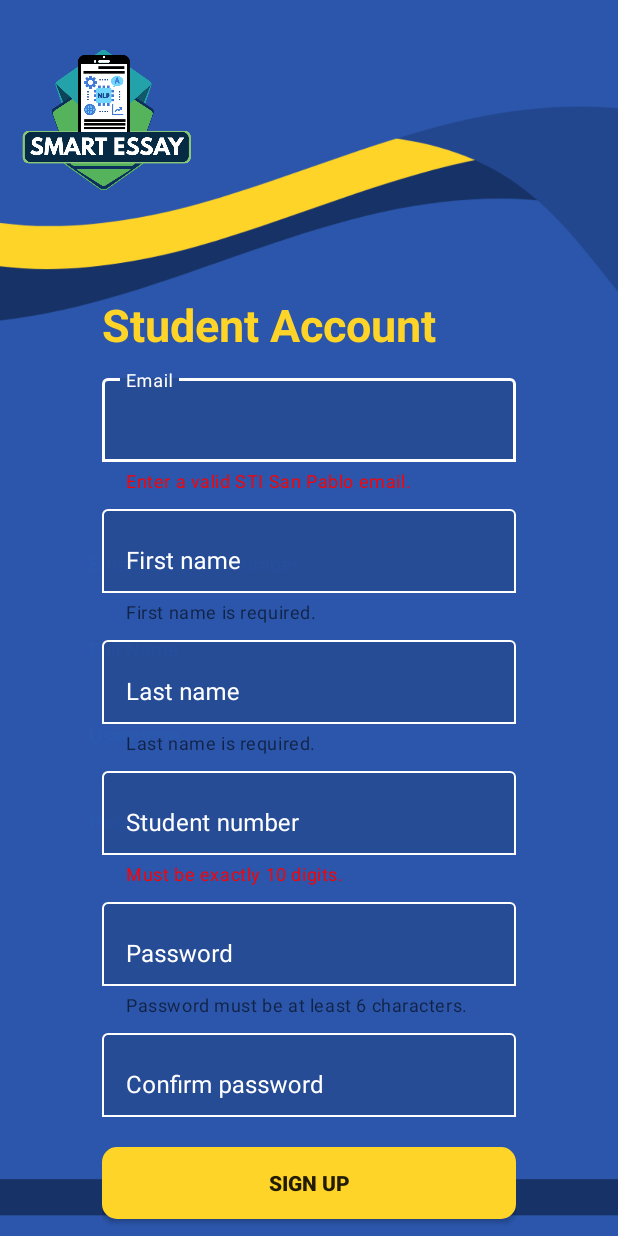
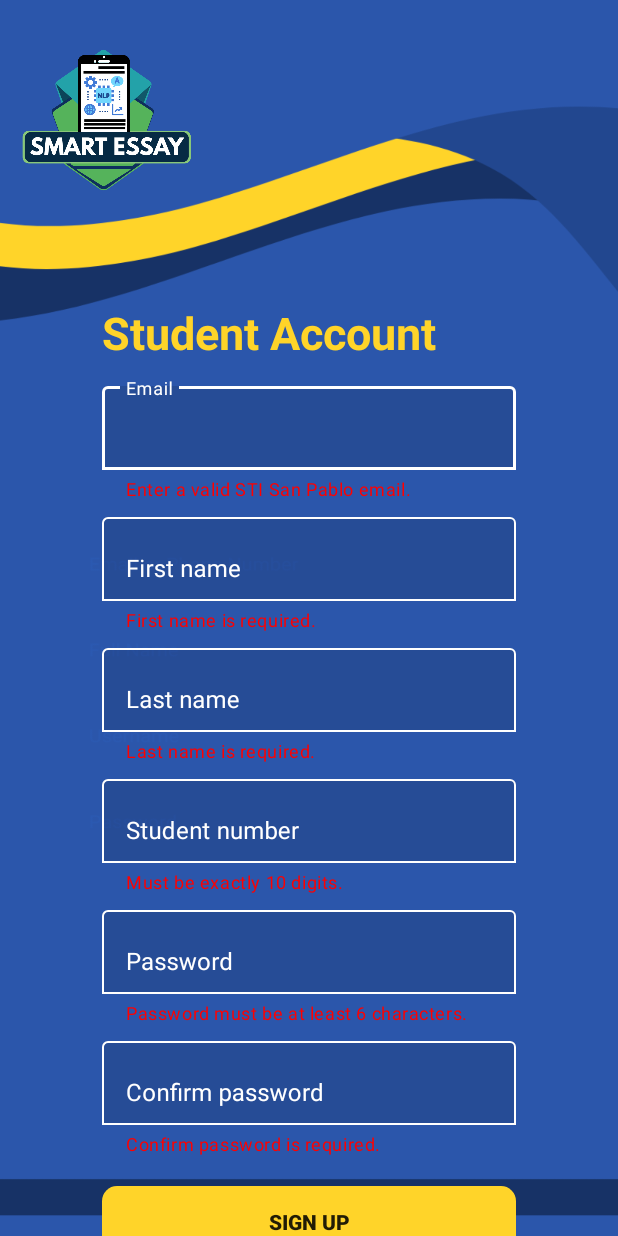
Before and after one commit to Jhonas028/SmartEssay, an Android app: the CreateStudentAcc screen opened directly, with no data from a screen before it, after a tap on "SIGN UP", on a phone screen of 412 x 824 dp. Run offline under Robolectric (Android 15) with nearby library versions, the phone set to English and light mode, and no system bars; Roboto replaces fonts that are not available here.

Commit message:
student side almost finish

```diff
--- a/app/src/main/java/com/example/smartessay/CreatingAccounts/CreateStudentAcc.java
+++ b/app/src/main/java/com/example/smartessay/CreatingAccounts/CreateStudentAcc.java
@@ -1,14 +1,20 @@
 package com.example.smartessay.CreatingAccounts;
 
+import android.content.Intent;
 import android.os.Bundle;
+import android.text.Editable;
+import android.text.TextWatcher;
 import android.util.Log;
+import android.view.View;
 import android.widget.Button;
 import android.widget.EditText;
 import android.widget.TextView;
+import android.widget.Toast;
 
 import androidx.activity.EdgeToEdge;
 import androidx.appcompat.app.AppCompatActivity;
 
+import com.example.smartessay.MainActivity;
 import com.example.smartessay.R;
 import com.google.android.material.textfield.TextInputLayout;
 
@@ -18,6 +24,7 @@ public class CreateStudentAcc extends AppCompatActivity {
     EditText emailET,fnameET,lnameET,snumET,passET,conpassET;
     TextInputLayout emailTV,fnameTV,lnameTV,snumTV,passTV,conpassTV;
     String email,fname,lname,stuNum,pass,confPass;
+    TextView logInTV;
 
     protected void onCreate(Bundle savedInstanceState) {
         super.onCreate(savedInstanceState);
@@ -36,7 +43,8 @@ public class CreateStudentAcc extends AppCompatActivity {
         passET = findViewById(R.id.passET);
         conpassET = findViewById(R.id.conpassET);
 
-        //TextView
+
+        //TextInputLayout
         emailTV = findViewById(R.id.emailTV);
         snumTV = findViewById(R.id.snumTV);
         fnameTV = findViewById(R.id.fnameTV);
@@ -44,21 +52,32 @@ public class CreateStudentAcc extends AppCompatActivity {
         passTV = findViewById(R.id.passTV);
         conpassTV = findViewById(R.id.conpassTV);
 
-        email = emailET.getText().toString().trim();
-        fname = fnameET.getText().toString().trim();
-        lname = lnameET.getText().toString().trim();
-        stuNum = snumET.getText().toString().trim();
-        pass = passET.getText().toString().trim();
-        confPass = conpassET.getText().toString().trim();
+        //TextView
+        logInTV = findViewById(R.id.logInTV);
+
+        clearHelperTextOnFocus(emailET, emailTV);
+        clearHelperTextOnFocus(fnameET, fnameTV);
+        clearHelperTextOnFocus(lnameET, lnameTV);
+        clearHelperTextOnFocus(snumET, snumTV);
+        clearHelperTextOnFocus(passET, passTV);
+        clearHelperTextOnFocus(conpassET, conpassTV);
+
+        //Going back to MainActivity when user already have an account
+        logInTV.setOnClickListener(view ->{startActivity(new Intent(CreateStudentAcc.this, MainActivity.class));finish();});
 
         signupBTN.setOnClickListener(v -> {
             //validation for email
-            validateInputs();
+            if(validateInputs()){
+                Toast.makeText(getApplicationContext(),"Signed-in",Toast.LENGTH_SHORT).show();
+            } else {
+                Toast.makeText(getApplicationContext(),"Sign-in failed",Toast.LENGTH_SHORT).show();
+            }
         });
+
 
     }
 
-
+    //validations
     private boolean validateInputs() {
         email = emailET.getText().toString().trim();
         fname = fnameET.getText().toString().trim();
@@ -69,16 +88,27 @@ public class CreateStudentAcc extends AppCompatActivity {
 
         boolean isValid = true;
 
-        isValid &= setError(emailTV, email.isEmpty() || !email.matches("^[a-z]+\\.\\d{6}@sanapblo\\.sti\\.edu\\.ph$"), "Enter a valid STI San Pablo email.");
+        isValid &= setError(emailTV, email.isEmpty() || !email.matches("^[a-z]+\\.\\d{6}@sanpablo\\.sti\\.edu\\.ph$"), "Enter a valid STI San Pablo email.");
         isValid &= setError(fnameTV, fname.isEmpty(), "First name is required.");
         isValid &= setError(lnameTV, lname.isEmpty(), "Last name is required.");
         isValid &= setError(snumTV, stuNum.isEmpty() || !stuNum.matches("^\\d{10}$"), "Must be exactly 10 digits.");
         isValid &= setError(passTV, pass.isEmpty() || pass.length() < 6, "Password must be at least 6 characters.");
-        isValid &= setError(conpassTV, !confPass.equals(pass), "Passwords do not match.");
+
+        if (confPass.isEmpty()) {
+            conpassTV.setHelperText("Confirm password is required.");
+            isValid = false;
+        } else if (!confPass.equals(pass)) {
+            conpassTV.setHelperText("Passwords do not match.");
+            isValid = false;
+        } else {
+            conpassTV.setHelperText(null);
+        }
+
 
         return isValid;
     }
 
+    //when fields are empty or other validation this method will appear
     private boolean setError(TextInputLayout layout, boolean condition, String message) {
         if (condition) {
             layout.setHelperText(message);
@@ -89,6 +119,16 @@ public class CreateStudentAcc extends AppCompatActivity {
         }
     }
 
+    //when user click the field setHelperText is clear
+    private void clearHelperTextOnFocus(EditText editText, TextInputLayout layout) {
+        editText.setOnFocusChangeListener((v, hasFocus) -> {
+            if (hasFocus) {
+                layout.setHelperText(null);
+            }
+        });
+    }
+
+
 
 
 
--- a/app/src/main/res/layout/activity_create_student_acc.xml
+++ b/app/src/main/res/layout/activity_create_student_acc.xml
@@ -19,14 +19,30 @@
         app:layout_constraintTop_toTopOf="parent"
         app:srcCompat="@drawable/smart_essaylogo" />
 
+
+    <ScrollView
+        android:id="@+id/scrollView"
+        android:layout_width="0dp"
+        android:layout_height="0dp"
+        android:fillViewport="true"
+        app:layout_constraintTop_toBottomOf="@id/imageView3"
+        app:layout_constraintBottom_toBottomOf="parent"
+        app:layout_constraintStart_toStartOf="parent"
+        app:layout_constraintEnd_toEndOf="parent">
+
+        <LinearLayout
+            android:layout_width="match_parent"
+            android:layout_height="wrap_content"
+            android:paddingTop="50dp"
+            android:paddingBottom="60dp"
+            android:orientation="vertical">
+
             <LinearLayout
                 android:layout_width="276dp"
                 android:layout_height="wrap_content"
-        android:layout_marginTop="196dp"
                 android:orientation="vertical"
-        app:layout_constraintEnd_toEndOf="parent"
-        app:layout_constraintStart_toStartOf="parent"
-        app:layout_constraintTop_toTopOf="parent">
+                android:layout_gravity="center"
+                android:visibility="visible">
 
                 <TextView
                     android:id="@+id/textView2"
@@ -48,8 +64,8 @@
                     android:hint="Email"
                     android:textColorHint="@color/white"
                     app:boxBackgroundMode="outline"
+                    app:boxStrokeColor="@color/white_hint_selector"
                     app:helperTextTextColor="#FF0000"
-            app:boxStrokeColor="@color/white_hint_selector"
                     app:hintTextColor="@color/white_hint_selector">
 
                     <com.google.android.material.textfield.TextInputEditText
@@ -67,6 +83,7 @@
                     android:layout_height="wrap_content"
                     android:layout_marginTop="5dp"
                     android:hint="First name"
+                    app:helperTextTextColor="#FF0000"
                     android:textColorHint="@color/white"
                     app:boxBackgroundMode="outline"
                     app:boxStrokeColor="@color/white_hint_selector"
@@ -87,6 +104,7 @@
                     android:layout_height="wrap_content"
                     android:layout_marginTop="5dp"
                     android:hint="Last name"
+                    app:helperTextTextColor="#FF0000"
                     android:textColorHint="@color/white"
                     app:boxBackgroundMode="outline"
                     app:boxStrokeColor="@color/white_hint_selector"
@@ -109,8 +127,8 @@
                     android:hint="Student number"
                     android:textColorHint="@color/white"
                     app:boxBackgroundMode="outline"
+                    app:boxStrokeColor="@color/white_hint_selector"
                     app:helperTextTextColor="#FF0000"
-            app:boxStrokeColor="@color/white_hint_selector"
                     app:hintTextColor="@color/white_hint_selector">
 
                     <com.google.android.material.textfield.TextInputEditText
@@ -129,6 +147,7 @@
                     android:layout_height="wrap_content"
                     android:layout_marginTop="5dp"
                     android:hint="Password"
+                    app:helperTextTextColor="#FF0000"
                     android:textColorHint="@color/white"
                     app:boxBackgroundMode="outline"
                     app:boxStrokeColor="@color/white_hint_selector"
@@ -151,6 +170,7 @@
                     android:hint="Confirm password"
                     android:textColorHint="@color/white"
                     app:boxBackgroundMode="outline"
+                    app:helperTextTextColor="#FF0000"
                     app:boxStrokeColor="@color/white_hint_selector"
                     app:hintTextColor="@color/white_hint_selector">
 
@@ -189,7 +209,7 @@
                         android:textSize="20dp" />
 
                     <TextView
-                android:id="@+id/textView3"
+                        android:id="@+id/logInTV"
                         android:layout_width="wrap_content"
                         android:layout_height="wrap_content"
                         android:layout_gravity="center"
@@ -203,5 +223,10 @@
 
             </LinearLayout>
 
+        </LinearLayout>
+    </ScrollView>
+
+
+
 
 </androidx.constraintlayout.widget.ConstraintLayout>
```
Lines whose indentation alone changed are shown as unchanged.
